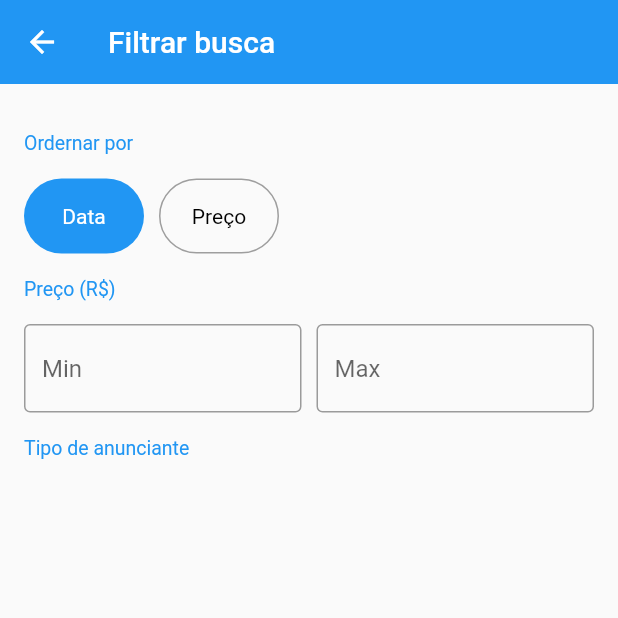
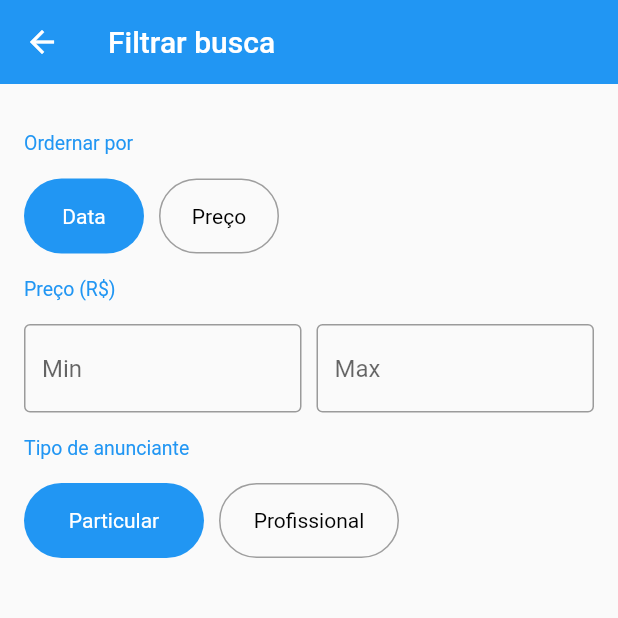
Before and after one commit to MatheusMoreiraf/xlo-flutter, a Flutter app: the FilterScreen screen opened directly, on a phone screen of 412 x 824 dp, the top half of it. Run offline on Flutter 3.47's test engine with Material 2 defaults, Android fonts, the phone set to English and light mode, and no system bars; our stand-ins replace brasil_fields, rxdart.

Commit message:
Creating the Advertiser Type Field

```diff
--- a/lib/models/filter.dart
+++ b/lib/models/filter.dart
@@ -1 +1,5 @@
 enum OrderBy { DATE, PRICE }
+
+const VENDOR_TYPE_PARTICULAR = 1 << 0; //  0001
+const VENDOR_TYPE_PROFESSIONAL = 1 << 1;// 0010
+// VENDOR_TYPE_PARTICULAR | VENDOR_TYPE_PROFESSIONAL == 0011
--- a/lib/screens/filter/filter_screen.dart
+++ b/lib/screens/filter/filter_screen.dart
@@ -3,6 +3,7 @@ import 'package:xlo/models/filter.dart';
 import 'package:xlo/screens/filter/widgets/order_by_field.dart';
 import 'package:xlo/screens/filter/widgets/price_range_field.dart';
 import 'package:xlo/screens/filter/widgets/section_title.dart';
+import 'package:xlo/screens/filter/widgets/vendor_type_field.dart';
 
 class FilterScreen extends StatefulWidget {
   @override
@@ -31,6 +32,10 @@ class _FilterScreenState extends State<FilterScreen> {
                 const SectionTitle(title: "Preço (R\$)"),
                 PriceRangeField(),
                 const SectionTitle(title: "Tipo de anunciante"),
+                VendorTypeField(
+                  initialValue: VENDOR_TYPE_PARTICULAR,
+                  onSaved: (v) {},
+                ),
               ],
             ),
           )
--- /dev/null
+++ b/lib/screens/filter/widgets/vendor_type_field.dart
@@ -0,0 +1,94 @@
+import 'package:flutter/material.dart';
+import 'package:xlo/models/filter.dart';
+
+class VendorTypeField extends StatelessWidget {
+  final FormFieldSetter<int> onSaved;
+  final int initialValue;
+
+  const VendorTypeField({@required this.initialValue, @required this.onSaved});
+
+  @override
+  Widget build(BuildContext context) {
+    return FormField<int>(
+      initialValue: initialValue,
+      onSaved: onSaved,
+      builder: (state) {
+        return Row(
+          children: <Widget>[
+            GestureDetector(
+              onTap: () {
+                if (state.value & VENDOR_TYPE_PARTICULAR != 0) {
+                  if (state.value & VENDOR_TYPE_PROFESSIONAL != 0)
+                    state.didChange(state.value & ~VENDOR_TYPE_PARTICULAR);
+                  else
+                    state.didChange(VENDOR_TYPE_PROFESSIONAL);
+                } else
+                  state.didChange(state.value | VENDOR_TYPE_PARTICULAR);
+              },
+              child: Container(
+                height: 50,
+                width: 120,
+                decoration: BoxDecoration(
+                  border: Border.all(
+                    color: state.value & VENDOR_TYPE_PARTICULAR != 0
+                        ? Colors.transparent
+                        : Colors.grey,
+                  ),
+                  borderRadius: const BorderRadius.all(Radius.circular(50)),
+                  color: state.value & VENDOR_TYPE_PARTICULAR != 0
+                      ? Theme.of(context).primaryColor
+                      : Colors.transparent,
+                ),
+                alignment: Alignment.center,
+                child: Text(
+                  'Particular',
+                  style: TextStyle(
+                    color: state.value & VENDOR_TYPE_PARTICULAR != 0
+                        ? Colors.white
+                        : Colors.black,
+                  ),
+                ),
+              ),
+            ),
+            const SizedBox(width: 10),
+            GestureDetector(
+              onTap: () {
+                if (state.value & VENDOR_TYPE_PROFESSIONAL != 0) {
+                  if (state.value & VENDOR_TYPE_PARTICULAR != 0)
+                    state.didChange(state.value & ~VENDOR_TYPE_PROFESSIONAL);
+                  else
+                    state.didChange(VENDOR_TYPE_PARTICULAR);
+                } else
+                  state.didChange(state.value | VENDOR_TYPE_PROFESSIONAL);
+              },
+              child: Container(
+                height: 50,
+                width: 120,
+                decoration: BoxDecoration(
+                  border: Border.all(
+                    color: state.value & VENDOR_TYPE_PROFESSIONAL != 0
+                        ? Colors.transparent
+                        : Colors.grey,
+                  ),
+                  borderRadius: const BorderRadius.all(Radius.circular(50)),
+                  color: state.value & VENDOR_TYPE_PROFESSIONAL != 0
+                      ? Theme.of(context).primaryColor
+                      : Colors.transparent,
+                ),
+                alignment: Alignment.center,
+                child: Text(
+                  'Profissional',
+                  style: TextStyle(
+                    color: state.value & VENDOR_TYPE_PROFESSIONAL != 0
+                        ? Colors.white
+                        : Colors.black,
+                  ),
+                ),
+              ),
+            ),
+          ],
+        );
+      },
+    );
+  }
+}
```
